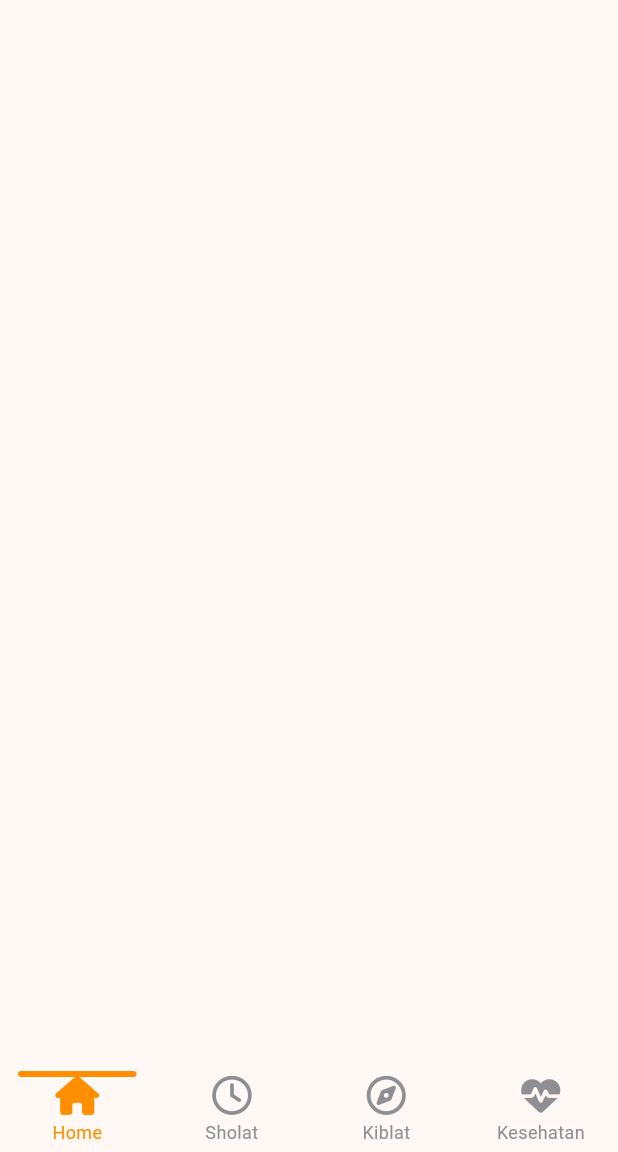
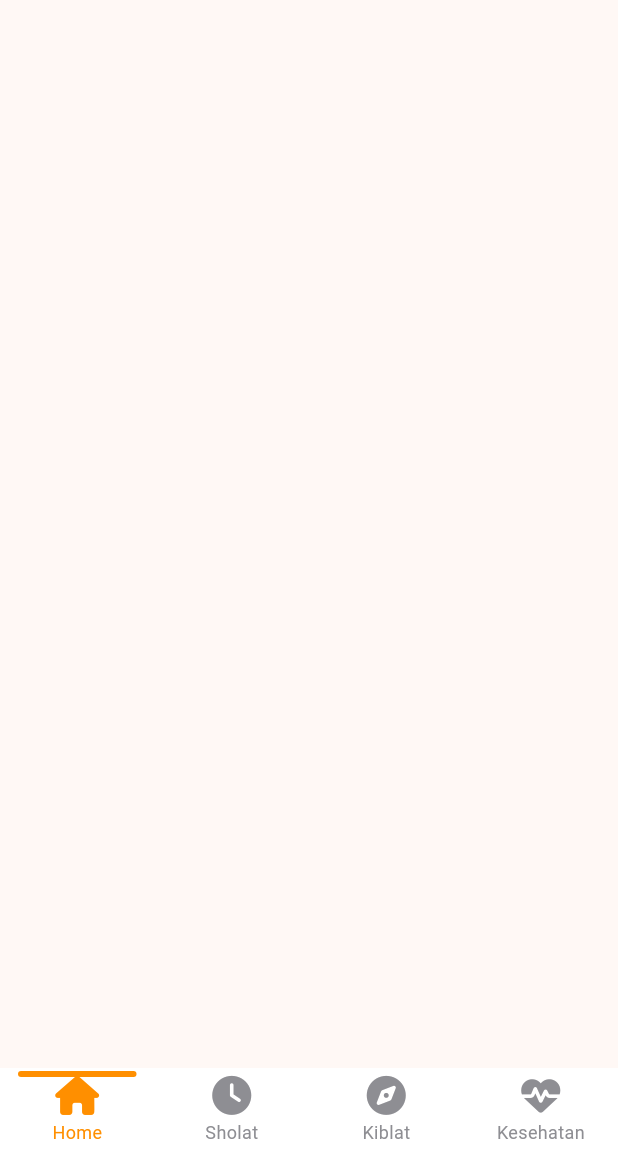
Before and after one commit to fikriymnn/ibadahku_mobile, a Flutter app: the screen it shows after launch, on a phone screen of 412 x 824 dp, the part 84-1236 px from its top. Run offline on Flutter 3.47's test engine with Material 3 defaults, Android fonts, the phone set to English and light mode, and no system bars; drawn by our look-alikes of persistent_bottom_nav_bar_v2; our stand-ins replace font_awesome_flutter.

Commit message:
ganti icon ke solid icon

```diff
--- a/lib/screens/BottomBarScreen.dart
+++ b/lib/screens/BottomBarScreen.dart
@@ -2,6 +2,7 @@ import 'package:flutter/material.dart';
 import 'package:font_awesome_flutter/font_awesome_flutter.dart';
 import 'package:ibadahku_mobile/constants/colors.dart';
 import 'package:ibadahku_mobile/screens/HomeScreen.dart';
+import 'package:ibadahku_mobile/screens/KesehatanScreen.dart';
 import 'package:persistent_bottom_nav_bar_v2/persistent_bottom_nav_bar_v2.dart';
 
 class BottomBarScreen extends StatelessWidget {
@@ -19,7 +20,7 @@ class BottomBarScreen extends StatelessWidget {
         PersistentTabConfig(
           screen: const HomeScreen(),
           item: ItemConfig(
-            icon: const FaIcon(FontAwesomeIcons.clock),
+            icon: const FaIcon(FontAwesomeIcons.solidClock),
             title: "Sholat",
             activeForegroundColor: primaryColor,
           ),
@@ -27,13 +28,13 @@ class BottomBarScreen extends StatelessWidget {
         PersistentTabConfig(
           screen: const HomeScreen(),
           item: ItemConfig(
-            icon: const FaIcon(FontAwesomeIcons.compass),
+            icon: const FaIcon(FontAwesomeIcons.solidCompass),
             title: "Kiblat",
             activeForegroundColor: primaryColor,
           ),
         ),
         PersistentTabConfig(
-          screen: const HomeScreen(),
+          screen: const KesehatanScreen(),
           item: ItemConfig(
             icon: const FaIcon(FontAwesomeIcons.heartPulse),
             title: "Kesehatan",
@@ -49,7 +50,6 @@ class BottomBarScreen extends StatelessWidget {
       tabs: _tabs(),
       navBarBuilder: (navBarConfig) => Style4BottomNavBar(
         navBarConfig: navBarConfig,
-        navBarDecoration: NavBarDecoration(color: Colors.transparent),
       ),
       navBarOverlap: NavBarOverlap.full(),
     );
```
